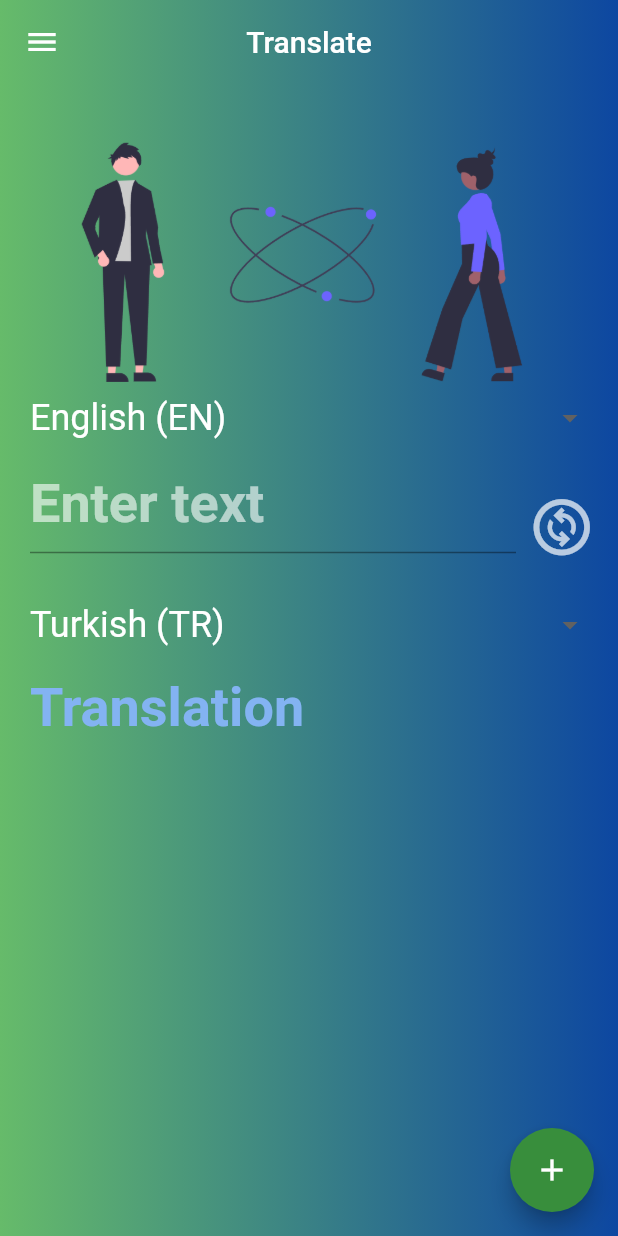
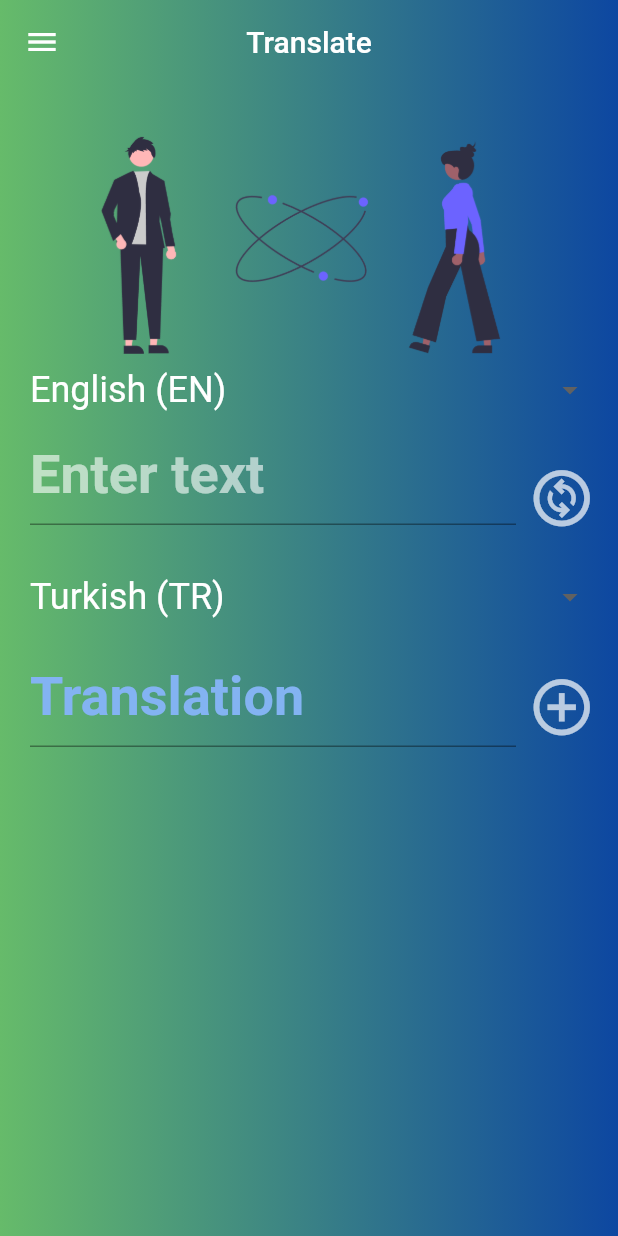
Before and after one commit to erdemsaray/WordFusionApp, a Flutter app: the TranslatePage screen opened by its route, on a phone screen of 412 x 824 dp. Run offline on Flutter 3.47's test engine with Material 2 defaults, Android fonts, the phone set to English and light mode, and no system bars; drawn by our look-alikes of animated_text_kit; our stand-ins replace cloud_firestore, firebase_auth, firebase_core, google_sign_in, lottie; missing offline and left inert: translator; accounts and stored records are empty; network calls fail.

Commit message:
uygulama yayin öncesi genel hatlariyla tamamlandi

```diff
--- a/lib/main.dart
+++ b/lib/main.dart
@@ -46,9 +46,8 @@ class MyApp extends StatelessWidget {
           '/wordsPage': (context) => WordsPage(),
           '/translatePage': (context) => const TranslatePage(),
           '/speedTestPage': (context) => const SpeedTestPage(),
-          '/resetPasswordPage':(context) => ResetPasswordPage(),
-          '/memoryWordsPage':(context) => MemoryWordsPage(),
-
+          '/resetPasswordPage': (context) => ResetPasswordPage(),
+          '/memoryWordsPage': (context) => MemoryWordsPage(),
         });
   }
 }
--- a/lib/screens/memory_words_page.dart
+++ b/lib/screens/memory_words_page.dart
@@ -5,7 +5,7 @@ import 'package:flutter/material.dart';
 import '../widget/navigation_drawer_widget.dart';
 
 class MemoryWordsPage extends StatefulWidget {
-  MemoryWordsPage({Key? key}) : super(key: key);
+  const MemoryWordsPage({Key? key}) : super(key: key);
 
   @override
   State<MemoryWordsPage> createState() => _MemoryWordsPageState();
@@ -50,7 +50,7 @@ class _MemoryWordsPageState extends State<MemoryWordsPage> {
                   isMemoryButtonClicked = !isMemoryButtonClicked;
                 });
               },
-              child: Icon(Icons.arrow_upward_sharp),
+              child: const Icon(Icons.arrow_upward_sharp),
             ),
             Padding(
               padding: const EdgeInsets.only(right: 0),
@@ -96,7 +96,7 @@ class _MemoryWordsPageState extends State<MemoryWordsPage> {
                               valueVisibleList.add(false);
                               DocumentSnapshot mypost = snapshot.data!.docs[index];
 
-                              Future<void> _showDeleteDialog(BuildContext) {
+                              Future<void> _showDeleteDialog(buildContext) {
                                 return showDialog(
                                     context: context,
                                     builder: (context) {
--- a/lib/screens/testresultpage.dart
+++ b/lib/screens/testresultpage.dart
@@ -32,7 +32,7 @@ class _TestResultPageState extends State<TestResultPage> {
         constraints: const BoxConstraints.expand(),
         decoration: BoxDecoration(gradient: LinearGradient(colors: [Colors.green.shade400, Colors.blue.shade900])),
         child: SafeArea(
-          child: Container(
+          child: SizedBox(
             width: screenWidth - 100,
             height: screenHeight - 200,
             child: Column(
--- a/lib/screens/translatepage.dart
+++ b/lib/screens/translatepage.dart
@@ -14,7 +14,6 @@ class TranslatePage extends StatefulWidget {
 }
 
 String enterText = "Enter Text";
-String translated = "Translation";
 String translatedValue = "Translation";
 bool emptyControl = false;
 
@@ -43,6 +42,8 @@ Map languageWithCode = {
 
 class _TranslatePageState extends State<TranslatePage> {
   TextEditingController enterTextController = TextEditingController();
+  TextEditingController translatedTextController = TextEditingController();
+
   final _wordService = WordService();
 
   String? value = 'English (EN)';
@@ -54,7 +55,7 @@ class _TranslatePageState extends State<TranslatePage> {
 
   @override
   void initState() {
-    translated = "Translation";
+    translatedTextController.text = "Translation";
     emptyControl = false;
     super.initState();
   }
@@ -73,27 +74,6 @@ class _TranslatePageState extends State<TranslatePage> {
         //overflow hatası vermemesini, nesnelerin klavyenin altına girmesini sağlıyor.
         resizeToAvoidBottomInset: false,
         extendBodyBehindAppBar: true,
-        floatingActionButton: FloatingActionButton(
-          backgroundColor: Colors.green.shade700,
-          onPressed: () {
-            setState(() {
-              if (enterTextController.text.isEmpty) {
-                attentionTextColor = Colors.red;
-                attentionText = "Word can't be empty";
-                emptyControl = true;
-              } else {
-                _wordService.addWord(enterText, translated);
-                attentionTextColor = Colors.yellow;
-                attentionText = 'Last added: ${enterText}';
-                emptyControl = true;
-                enterTextController.clear();
-              }
-            });
-          },
-          child: const Icon(
-            Icons.add,
-          ),
-        ),
         drawer: NavigationDrawerWidget(),
         appBar: AppBar(
           elevation: 0,
@@ -127,7 +107,8 @@ class _TranslatePageState extends State<TranslatePage> {
                         children: [
                           Padding(
                             padding: EdgeInsets.only(
-                              right: heightSize * 0.03,
+                              left: heightSize * 0.02,
+                              right: heightSize * 0.05,
                             ),
                             child: SizedBox(
                               child: Image.asset('assets/translateimage.png'),
@@ -135,7 +116,7 @@ class _TranslatePageState extends State<TranslatePage> {
                           ),
                           DropdownButtonHideUnderline(
                             child: DropdownButton<String>(
-                              dropdownColor: Colors.transparent,
+                              dropdownColor: ColorItems.dropdownColor,
                               style: const TextStyle(
                                 fontSize: 24,
                                 color: Colors.white,
@@ -150,6 +131,7 @@ class _TranslatePageState extends State<TranslatePage> {
                             children: [
                               Expanded(
                                 child: TextField(
+                                  scrollPhysics: BouncingScrollPhysics(),
                                   controller: enterTextController,
                                   style: const TextStyle(
                                       fontSize: 36, fontWeight: FontWeight.bold, color: ColorItems.translateBlue),
@@ -184,7 +166,7 @@ class _TranslatePageState extends State<TranslatePage> {
 
                                     if (mounted) {
                                       setState(() {
-                                        translated = translatedValue;
+                                        translatedTextController.text = translatedValue;
                                       });
                                     }
                                   },
@@ -220,7 +202,7 @@ class _TranslatePageState extends State<TranslatePage> {
                           ),
                           DropdownButtonHideUnderline(
                             child: DropdownButton<String>(
-                              dropdownColor: Colors.transparent,
+                              dropdownColor: ColorItems.dropdownColor,
                               style: const TextStyle(
                                 fontSize: 24,
                                 color: Colors.white,
@@ -233,10 +215,26 @@ class _TranslatePageState extends State<TranslatePage> {
                           const SizedBox(
                             height: 10,
                           ),
-                          Text(
-                            enterTextController.text.isEmpty ? "Translation" : translated,
-                            style: const TextStyle(
-                                color: ColorItems.translateBlue, fontWeight: FontWeight.bold, fontSize: 36),
+                          Row(
+                            children: [
+                              Expanded(
+                                child: TextField(
+                                  scrollPhysics: const BouncingScrollPhysics(),
+                                  controller: translatedTextController,
+                                  style: const TextStyle(
+                                      color: ColorItems.translateBlue, fontWeight: FontWeight.bold, fontSize: 36),
+                                ),
+                              ),
+                              IconButton(
+                                  color: Colors.white70,
+                                  onPressed: () {
+                                    kelimeEkle();
+                                  },
+                                  icon: const Icon(
+                                    Icons.add_circle_outline,
+                                    size: 45,
+                                  )),
+                            ],
                           ),
                         ],
                       ),
@@ -255,4 +253,20 @@ class _TranslatePageState extends State<TranslatePage> {
           item,
         ),
       );
+
+  void kelimeEkle() {
+    setState(() {
+      if (enterTextController.text.isEmpty) {
+        attentionTextColor = Colors.red;
+        attentionText = "Word can't be empty";
+        emptyControl = true;
+      } else {
+        _wordService.addWord(enterText, translatedTextController.text);
+        attentionTextColor = Colors.yellow;
+        attentionText = 'Last added: ${enterText}';
+        emptyControl = true;
+        enterTextController.clear();
+      }
+    });
+  }
 }
--- a/lib/utils/project_variables.dart
+++ b/lib/utils/project_variables.dart
@@ -4,6 +4,6 @@ class ColorItems {
   static const Color mainColor = Color.fromARGB(255, 63, 23, 210);
   static const Color mainColor2 = Color.fromARGB(255, 255, 148, 0);
   static const Color translateBackground = Color.fromARGB(255, 160, 194, 219);
-  static const Color translateBlue = Color.fromARGB(255,131,179,242);
-
+  static const Color translateBlue = Color.fromARGB(255, 131, 179, 242);
+  static const Color dropdownColor = Color.fromARGB(255, 44, 17, 144);
 }
--- a/pubspec.yaml
+++ b/pubspec.yaml
@@ -43,6 +43,7 @@ dependencies:
   translator: ^0.1.7
   flutter_spinkit: ^5.1.0
   animated_text_kit: ^4.2.2
+  screen_size_test: ^1.0.2+3
 
 dev_dependencies:
   flutter_test:
```
Also changed, not shown: lib/screens/appdetailspage.dart (added, +72 -0 lines), lib/screens/homepage.dart (+12 -0 lines), lib/screens/loginpage.dart (+4 -4 lines), lib/screens/speedtestpage.dart (+40 -43 lines), pubspec.lock, 2 other files.
